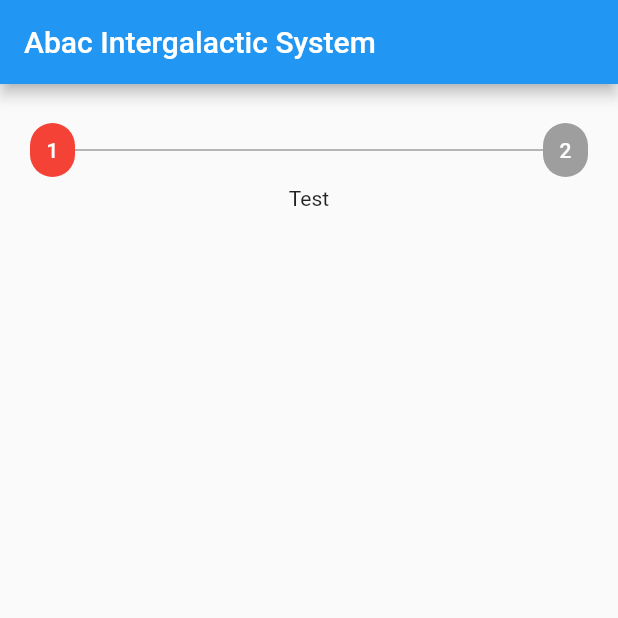
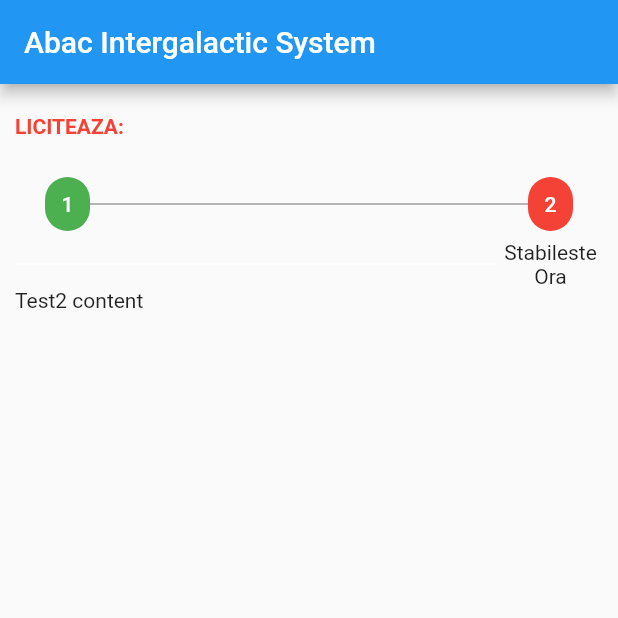
Before and after one commit to turcuciprian/intergalactic_system, a Flutter app: the screen it shows after launch, on a phone screen of 412 x 824 dp, the top half of it. Run offline on Flutter 3.47's test engine with Material 2 defaults, Android fonts, the phone set to English and light mode, and no system bars.

Commit message:
styled the stepper closer to the design

```diff
--- /dev/null
+++ b/lib/data/Step.dart
@@ -0,0 +1,7 @@
+import 'package:flutter/material.dart';
+
+class CustomStep {
+  final String title;
+  final Widget content;
+  CustomStep({this.title, this.content});
+}
--- a/lib/main.dart
+++ b/lib/main.dart
@@ -1,5 +1,6 @@
 import 'package:flutter/material.dart';
 import 'package:intergalactic_system/widgets/CustomStepper.dart';
+import 'package:intergalactic_system/data/Step.dart';
 
 void main() {
   runApp(MyApp());
@@ -31,12 +32,14 @@ class MyHomePage extends StatefulWidget {
 class _MyHomePageState extends State<MyHomePage> {
   @override
   Widget build(BuildContext context) {
+    CustomStep page1 = CustomStep(title: "Creaza Deviz", content: Text('Test basic content'));
+    CustomStep page2 = CustomStep(title: "Stabileste Ora", content: Text('Test2 content'));
     return Scaffold(
       appBar: AppBar(
         title: Text(widget.title),
       ),
       body: Center(
-        child: CustomStepper(stepsContent: [Text('Test'), Text('Test2')]),
+        child: CustomStepper(stepsContent: [page1, page2]),
       ),
     );
   }
--- a/lib/widgets/CustomStepper.dart
+++ b/lib/widgets/CustomStepper.dart
@@ -1,9 +1,10 @@
 import 'package:flutter/cupertino.dart';
 import 'package:flutter/material.dart';
+import 'package:intergalactic_system/data/Step.dart';
 import 'package:intergalactic_system/widgets/StepperButton.dart';
 
 class CustomStepper extends StatefulWidget {
-  final List<Widget> stepsContent;
+  final List<CustomStep> stepsContent;
   CustomStepper({Key key, this.stepsContent}) : super(key: key);
   CustomStepperState createState() => CustomStepperState();
 }
@@ -11,39 +12,69 @@ class CustomStepper extends StatefulWidget {
 class CustomStepperState extends State<CustomStepper> {
   @override
   Widget build(BuildContext context) {
-    int step = 1;
+    int step = 2;
     Widget customDivider = Expanded(
       child: Divider(height: 1.0, color: Colors.grey, thickness: 1.0),
     );
+    Widget customDividerHidden = Expanded(
+      child: Divider(height: 1.0, color: Colors.white, thickness: 1.0),
+    );
     List<Widget> fullStepperContent = [];
+    List<Widget> fullStepperContentText = [];
     widget.stepsContent.asMap().forEach((index, item) {
       Color dynamicColor = step > index + 1 ? Colors.green : Colors.red;
       dynamicColor = index + 1 <= step ? dynamicColor : Colors.grey;
       // add divider before each new item that's not the first one
       if (index != 0) {
         fullStepperContent.add(customDivider);
+        fullStepperContentText.add(customDividerHidden);
+      }
+      if (index + 1 == step) {
+        fullStepperContentText.add(
+          Container(
+            width: 70,
+            child: Text(
+              item.title,
+              textAlign: TextAlign.center,
+            ),
+          ),
+        );
       }
       // add a stepper button
-      fullStepperContent.add(StepperButton(
-        color: dynamicColor,
-        number: index + 1,
-      ));
+      fullStepperContent
+          .add(StepperButton(color: dynamicColor, number: index + 1));
     });
     return Padding(
+      padding: EdgeInsets.only(top: 20.0, left: 10, right: 10),
+      child: Column(
+        crossAxisAlignment: CrossAxisAlignment.start,
+        children: [
+          Text(
+            'LICITEAZA:',
+            style: TextStyle(fontWeight: FontWeight.bold, color: Colors.red),
+          ),
+          Container(
+            child: Column(children: [
+              Padding(
                 padding: EdgeInsets.only(top: 20.0, left: 20, right: 20),
-      child: Column(children: [
-        Container(
                 child: Row(
                   mainAxisAlignment: MainAxisAlignment.spaceBetween,
                   children: fullStepperContent,
                 ),
               ),
+              Row(
+                mainAxisAlignment: MainAxisAlignment.spaceBetween,
+                children: fullStepperContentText,
+              ),
+            ]),
+          ),
           Expanded(
             child: Container(
-            child: widget.stepsContent[step - 1],
+              child: widget.stepsContent[step - 1].content,
             ),
           )
-      ]),
+        ],
+      ),
     );
   }
 }
--- a/lib/widgets/StepperButton.dart
+++ b/lib/widgets/StepperButton.dart
@@ -4,7 +4,8 @@ import 'package:flutter/material.dart';
 class StepperButton extends StatefulWidget {
   final int number;
   final Color color;
-  StepperButton({Key key, this.number, this.color}) : super(key: key);
+  StepperButton({Key key, this.number, this.color})
+      : super(key: key);
   StepperButtonState createState() => StepperButtonState();
 }
 
@@ -14,7 +15,10 @@ class StepperButtonState extends State<StepperButton> {
     // List<Widget> fullStepperContent = widget.stepsContent.map()
     return Container(
       width: 30,
-      child: FlatButton(
+      child: Column(
+        crossAxisAlignment: CrossAxisAlignment.start,
+        children: [
+          FlatButton(
             color: widget.color,
             textColor: Colors.white,
             disabledColor: Colors.green,
@@ -22,15 +26,17 @@ class StepperButtonState extends State<StepperButton> {
             padding: EdgeInsets.all(8.0),
             splashColor: Colors.blueAccent,
             onPressed: () {
-          /*...*/
+              /*..nothing..*/
             },
-        shape:
-            RoundedRectangleBorder(borderRadius: new BorderRadius.circular(30)),
+            shape: RoundedRectangleBorder(
+                borderRadius: new BorderRadius.circular(30)),
             child: Text(
               widget.number.toString(),
               style: TextStyle(fontSize: 14.0),
             ),
           ),
+        ],
+      ),
     );
   }
 }
```
Lines whose indentation alone changed are shown as unchanged.
